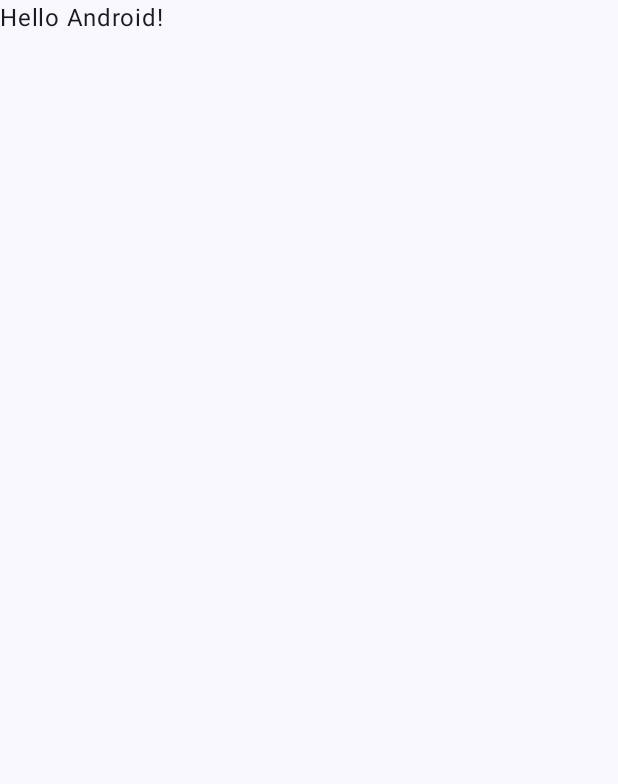
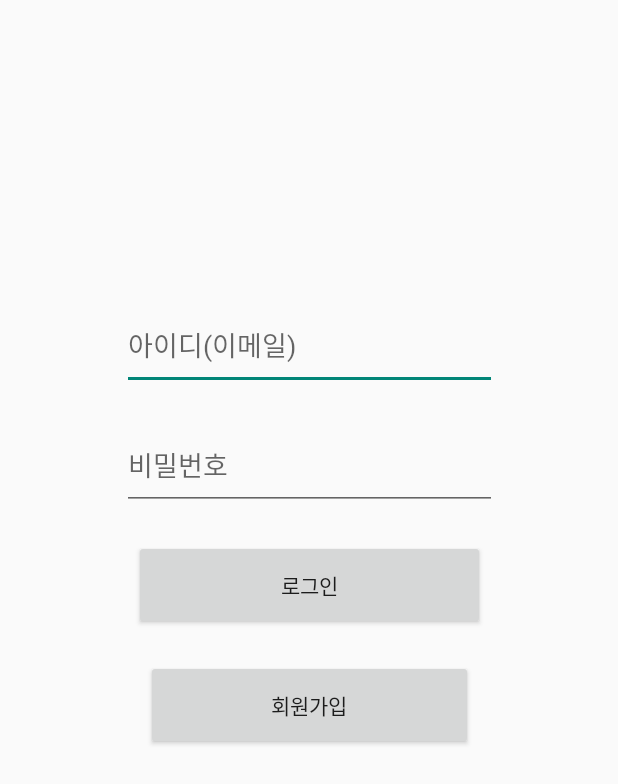
Before and after one commit to lola161385/team_UGS_Capstone, an Android app built with Jetpack Compose: the screen it shows after launch (MainActivity before the commit, LoginActivity after it), on a phone screen of 412 x 824 dp. Before the commit the part shown is almost empty. Shown: the top 784 px of the screen. Run offline under Robolectric (Android 15) with nearby library versions, the phone set to English and light mode, and no system bars; our stand-ins replace Firebase (no records; nobody signed in at launch, a user with empty details on screens opened directly).

Commit message:
login signup backEnd complete

```diff
--- /dev/null
+++ b/app/src/main/java/com/sahmyook/ugs/LoginActivity.java
@@ -0,0 +1,70 @@
+package com.sahmyook.ugs;
+
+import android.content.Intent;
+import android.os.Bundle;
+import android.view.View;
+import android.widget.Button;
+import android.widget.EditText;
+import android.widget.Toast;
+
+import androidx.annotation.NonNull;
+import androidx.appcompat.app.AppCompatActivity;
+
+import com.google.android.gms.tasks.OnCompleteListener;
+import com.google.android.gms.tasks.Task;
+import com.google.firebase.auth.AuthResult;
+import com.google.firebase.auth.FirebaseAuth;
+import com.google.firebase.database.DatabaseReference;
+import com.google.firebase.database.FirebaseDatabase;
+
+public class LoginActivity extends AppCompatActivity {
+    private FirebaseAuth mFirebaseAuth;
+    private DatabaseReference mDatabaseRef;
+    private EditText mEtEmail, mEtPwd;
+    private Button mBtnRegister, mBtnLogin;
+
+    @Override
+    protected void onCreate(Bundle savedInstanceState) {
+        super.onCreate(savedInstanceState);
+        setContentView(R.layout.activity_login);
+
+        mFirebaseAuth = FirebaseAuth.getInstance();
+        mDatabaseRef = FirebaseDatabase.getInstance().getReference("UGS");
+
+        mEtEmail = findViewById(R.id.et_email);
+        mEtPwd = findViewById(R.id.et_pwd);
+
+        mBtnRegister = findViewById(R.id.btn_register);
+        mBtnLogin = findViewById(R.id.btn_login);
+
+        mBtnLogin.setOnClickListener(new View.OnClickListener() {
+            @Override
+            public void onClick(View v) {
+                String strEmail = mEtEmail.getText().toString();
+                String strPwd = mEtPwd.getText().toString();
+
+                mFirebaseAuth.signInWithEmailAndPassword(strEmail, strPwd).addOnCompleteListener(LoginActivity.this, new OnCompleteListener<AuthResult>() {
+                    @Override
+                    public void onComplete(@NonNull Task<AuthResult> task) {
+                        if (task.isSuccessful()){
+                            Intent intent = new Intent(LoginActivity.this, MainActivity.class);
+                            startActivity(intent);
+                            finish();
+                        } else {
+                            Toast.makeText(LoginActivity.this, "로그인 실패", Toast.LENGTH_SHORT).show();
+                        }
+                    }
+                });
+            }
+        });
+
+        // 회원가입 버튼 기능 구현
+        mBtnRegister.setOnClickListener(new View.OnClickListener() {
+            @Override
+            public void onClick(View v) {
+                Intent intent = new Intent(LoginActivity.this, RegisterActivity.class);
+                startActivity(intent);
+            }
+        });
+    }
+}
--- a/app/src/main/java/com/sahmyook/ugs/MainActivity.kt
+++ /dev/null
@@ -1,47 +0,0 @@
-package com.sahmyook.ugs
-
-import android.os.Bundle
-import androidx.activity.ComponentActivity
-import androidx.activity.compose.setContent
-import androidx.compose.foundation.layout.fillMaxSize
-import androidx.compose.material3.MaterialTheme
-import androidx.compose.material3.Surface
-import androidx.compose.material3.Text
-import androidx.compose.runtime.Composable
-import androidx.compose.ui.Modifier
-import androidx.compose.ui.tooling.preview.Preview
-import com.sahmyook.ugs.ui.theme.UGSTheme
-
-class MainActivity : ComponentActivity() {
-    override fun onCreate(savedInstanceState: Bundle?) {
-        super.onCreate(savedInstanceState)
-        setContent {
-            UGSTheme {
-                // A surface container using the 'background' color from the theme
-                Surface(
-                    modifier = Modifier.fillMaxSize(),
-                    color = MaterialTheme.colorScheme.background
-                ) {
-                    Greeting("Android")
-                }
-            }
-        }
-    }
-}
-//test
-
-@Composable
-fun Greeting(name: String, modifier: Modifier = Modifier) {
-    Text(
-        text = "Hello $name!",
-        modifier = modifier
-    )
-}
-
-@Preview(showBackground = true)
-@Composable
-fun GreetingPreview() {
-    UGSTheme {
-        Greeting("Android")
-    }
-}
--- /dev/null
+++ b/app/src/main/res/layout/activity_login.xml
@@ -0,0 +1,62 @@
+<?xml version="1.0" encoding="utf-8"?>
+<androidx.constraintlayout.widget.ConstraintLayout xmlns:android="http://schemas.android.com/apk/res/android"
+    xmlns:app="http://schemas.android.com/apk/res-auto"
+    xmlns:tools="http://schemas.android.com/tools"
+    android:id="@+id/main"
+    android:layout_width="match_parent"
+    android:layout_height="match_parent"
+    tools:context=".LoginActivity">
+
+    <EditText
+        android:id="@+id/et_email"
+        android:layout_width="250dp"
+        android:layout_height="60dp"
+        android:layout_marginStart="8dp"
+        android:layout_marginTop="200dp"
+        android:layout_marginEnd="8dp"
+        android:ems="10"
+        android:hint="아이디(이메일)"
+        android:inputType="textEmailAddress"
+        app:layout_constraintEnd_toEndOf="parent"
+        app:layout_constraintStart_toStartOf="parent"
+        app:layout_constraintTop_toTopOf="parent" />
+
+    <EditText
+        android:id="@+id/et_pwd"
+        android:layout_width="250dp"
+        android:layout_height="60dp"
+        android:layout_marginStart="8dp"
+        android:layout_marginTop="20dp"
+        android:layout_marginEnd="8dp"
+        android:ems="10"
+        android:hint="비밀번호"
+        android:inputType="textPassword"
+        app:layout_constraintEnd_toEndOf="@+id/et_email"
+        app:layout_constraintStart_toStartOf="@+id/et_email"
+        app:layout_constraintTop_toBottomOf="@+id/et_email" />
+
+    <Button
+        android:id="@+id/btn_login"
+        android:layout_width="0dp"
+        android:layout_height="60dp"
+        android:layout_marginStart="8dp"
+        android:layout_marginTop="20dp"
+        android:layout_marginEnd="8dp"
+        android:text="로그인"
+        app:layout_constraintEnd_toEndOf="@+id/et_pwd"
+        app:layout_constraintStart_toStartOf="@+id/et_pwd"
+        app:layout_constraintTop_toBottomOf="@+id/et_pwd" />
+
+    <Button
+        android:id="@+id/btn_register"
+        android:layout_width="0dp"
+        android:layout_height="60dp"
+        android:layout_marginStart="8dp"
+        android:layout_marginTop="20dp"
+        android:layout_marginEnd="8dp"
+        android:text="회원가입"
+        app:layout_constraintEnd_toEndOf="@+id/btn_login"
+        app:layout_constraintStart_toStartOf="@+id/btn_login"
+        app:layout_constraintTop_toBottomOf="@+id/btn_login" />
+
+</androidx.constraintlayout.widget.ConstraintLayout>
--- a/app/src/main/res/values/strings.xml
+++ b/app/src/main/res/values/strings.xml
@@ -1,3 +1,4 @@
 <resources>
     <string name="app_name">UGS</string>
+    <string name="hello">Hello</string>
 </resources>
--- a/app/src/main/res/values/themes.xml
+++ b/app/src/main/res/values/themes.xml
@@ -1,5 +1,4 @@
 <?xml version="1.0" encoding="utf-8"?>
 <resources>
-
-    <style name="Theme.UGS" parent="android:Theme.Material.Light.NoActionBar" />
+    <style name="Theme.UGS" parent="Theme.AppCompat.Light.NoActionBar" />
 </resources>
```
Also changed, not shown: app/build.gradle (+11 -5 lines), app/src/main/AndroidManifest.xml (+13 -5 lines), app/src/main/java/com/sahmyook/ugs/MainActivity.java (added, +33 -0 lines), app/src/main/java/com/sahmyook/ugs/RegisterActivity.java (added, +75 -0 lines), app/src/main/java/com/sahmyook/ugs/UserAccount.java (added, +23 -0 lines), app/src/main/res/layout/activity_main.xml (added, +33 -0 lines), app/src/main/res/layout/activity_register.xml (added, +44 -0 lines), app/src/main/res/layout/activity_user_account.xml (added, +19 -0 lines), build.gradle (+6 -1 lines), gradle/libs.versions.toml (+14 -0 lines), gradle.properties (line endings or trailing spaces), gradle/wrapper/gradle-wrapper.properties, 1 other file.
